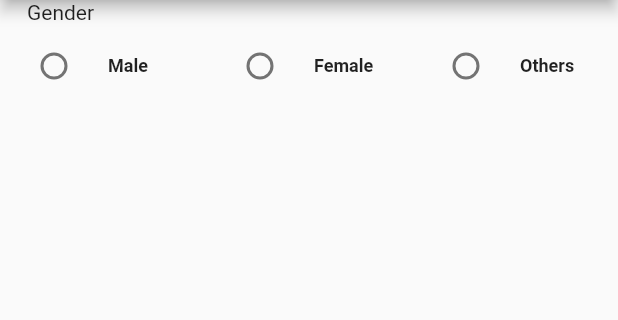
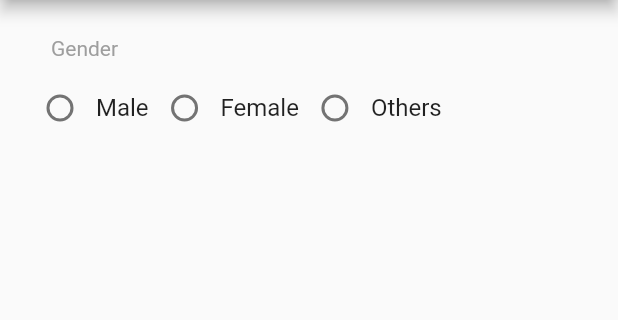
Before and after one commit to Taiyob/Flutter, a Flutter app: the AdditionalInfo screen opened directly, on a phone screen of 412 x 824 dp, the part 84-404 px from its top. Run offline on Flutter 3.47's test engine with Material 2 defaults, Android fonts, the phone set to English and light mode, and no system bars; our stand-ins replace animated_text_kit, curved_navigation_bar, font_awesome_flutter, math_expressions, pin_code_fields, shared_preferences; accounts and stored records are empty.

Commit message:
assignment

```diff
--- /dev/null
+++ b/lib/assignment/shopping_cart.dart
@@ -0,0 +1,26 @@
+import 'package:flutter/material.dart';
+import 'package:flutter_basics/assignment/cart_screen.dart';
+
+main(){
+  runApp(ShoppingCart());
+}
+
+class ShoppingCart extends StatefulWidget {
+  const ShoppingCart({Key? key}) : super(key: key);
+
+  @override
+  State<ShoppingCart> createState() => _ShoppingCartState();
+}
+
+class _ShoppingCartState extends State<ShoppingCart> {
+  @override
+  Widget build(BuildContext context) {
+    return MaterialApp(
+      title: 'Shopping Cart',
+      theme: ThemeData(
+        primarySwatch: Colors.blue
+      ),
+      home: CartScreen(),
+    );
+  }
+}
--- a/lib/ecommerce_UI/additional_info.dart
+++ b/lib/ecommerce_UI/additional_info.dart
@@ -1,4 +1,5 @@
 import 'package:flutter/material.dart';
+
 
 void main() {
   runApp(MaterialApp(home: AdditionalInfo()));
@@ -21,22 +22,27 @@ class _AdditionalInfoState extends State<AdditionalInfo> {
     return Scaffold(
       appBar: AppBar(
         title: Text('Additional Info'),
+        // toggleButtonsTheme: ToggleButtonsThemeData(
+        //   color: Colors.orange, // Set your desired color
+        //   selectedColor: Colors.red, // Set your desired selected color
+        // ),
       ),
-      body: Column(
+      body: Padding(
+        padding: const EdgeInsets.all(16.0),
+        child: Column(
           crossAxisAlignment: CrossAxisAlignment.start,
           children: [
             Padding(
-            padding: const EdgeInsets.symmetric(horizontal: 18),
-            child: Text('Gender'),
+              padding: const EdgeInsets.symmetric(horizontal: 18,vertical: 8),
+              child: Text('Gender',style: TextStyle(color: Colors.grey),),
             ),
             SizedBox(
               width: double.infinity,
               child: Row(
                 children: [
-                Expanded(
-                  child: RadioListTile<String>(
-                    title: Text('Male',style: TextStyle(fontSize: 12,fontWeight: FontWeight.bold,),),
-                    value: 'male',
+                  _CustomRadio(
+                    label: 'Male',
+                    value: 'Male',
                     groupValue: selectValue,
                     onChanged: (value) {
                       setState(() {
@@ -44,11 +50,9 @@ class _AdditionalInfoState extends State<AdditionalInfo> {
                       });
                     },
                   ),
-                ),
-                Expanded(
-                  child: RadioListTile<String>(
-                    title: Text('Female',style: TextStyle(fontSize: 12,fontWeight: FontWeight.bold),),
-                    value: 'female',
+                  _CustomRadio(
+                    label: 'Female',
+                    value: 'Female',
                     groupValue: selectValue,
                     onChanged: (value) {
                       setState(() {
@@ -56,11 +60,9 @@ class _AdditionalInfoState extends State<AdditionalInfo> {
                       });
                     },
                   ),
-                ),
-                Expanded(
-                  child: RadioListTile<String>(
-                    title: Text('Others',style: TextStyle(fontSize: 12,fontWeight: FontWeight.bold),),
-                    value: 'others',
+                  _CustomRadio(
+                    label: 'Others',
+                    value: 'Others',
                     groupValue: selectValue,
                     onChanged: (value) {
                       setState(() {
@@ -68,12 +70,49 @@ class _AdditionalInfoState extends State<AdditionalInfo> {
                       });
                     },
                   ),
-                ),
                 ],
               ),
             ),
           ],
         ),
+      ),
     );
   }
 }
+
+class _CustomRadio<T> extends StatelessWidget {
+  final String label;
+  final T value;
+  final T? groupValue;
+  final ValueChanged<T?>? onChanged;
+
+  const _CustomRadio({
+    required this.label,
+    required this.value,
+    required this.groupValue,
+    required this.onChanged,
+  });
+
+  @override
+  Widget build(BuildContext context) {
+    return Row(
+      mainAxisSize: MainAxisSize.min,
+      children: [
+        Radio<T>(
+          value: value,
+          groupValue: groupValue,
+          onChanged: onChanged,
+        ),
+        GestureDetector(
+          onTap: () {
+            onChanged?.call(value);
+          },
+          child: Text(
+            label,
+            style: TextStyle(fontSize: 16), // You can adjust the font size
+          ),
+        ),
+      ],
+    );
+  }
+}
--- a/lib/try_all.dart
+++ b/lib/try_all.dart
@@ -5,7 +5,7 @@ void main() {
 }
 
 class TryAll extends StatefulWidget {
-  static const String id = 'additional_info';
+  //static const String id = 'additional_info';
 
   const TryAll({Key? key}) : super(key: key);
 
```
Also changed, not shown: lib/assignment/cart_screen.dart (added, +82 -0 lines), lib/ecommerce_UI/additional_info_screen.dart (added, +82 -0 lines), assets/images/bg.png (added), assets/images/cart1.png (added), assets/images/icon.png (added), assets/images/minus.png (added), assets/images/plus.png (added). Lines whose indentation alone changed are shown as unchanged.
